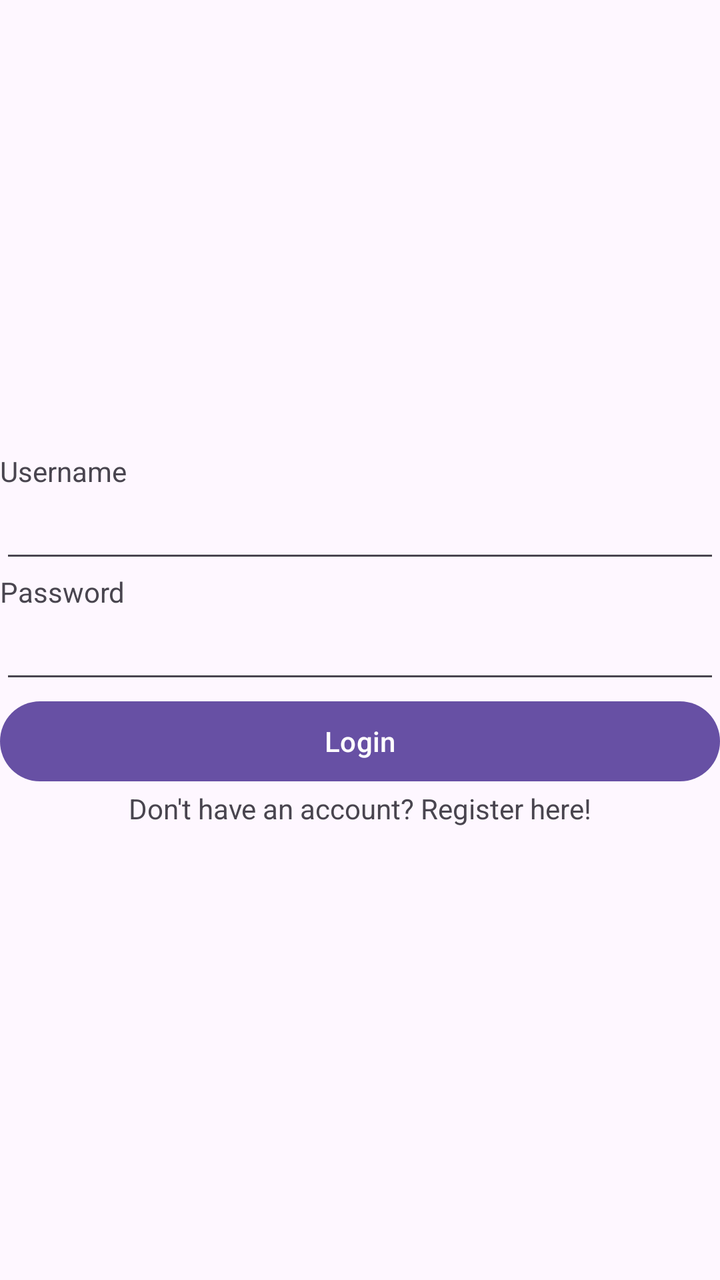
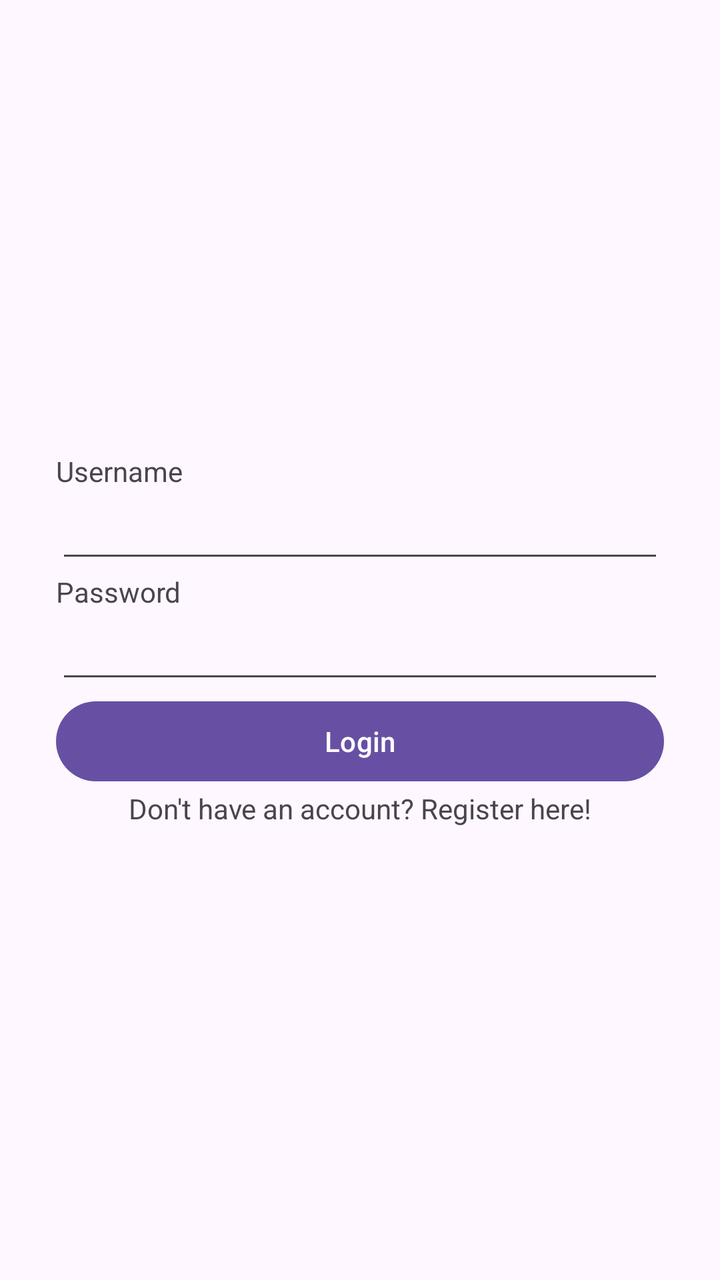

The first picture is an Android layout as it rendered before a commit; the second is the same layout after the commit. The layout source and the unified diff follow.
<!-- AndroidManifest.xml: application theme Theme.Karflex -->
<!-- res/layout/activity_login.xml -->
<?xml version="1.0" encoding="utf-8"?>
<LinearLayout xmlns:android="http://schemas.android.com/apk/res/android"
    android:layout_width="match_parent"
    android:layout_height="match_parent"
    android:orientation="vertical"
    android:gravity="center"
    android:layout_margin="28sp"
    >

    <TextView
        android:layout_width="wrap_content"
        android:layout_height="wrap_content"
        android:text="Username"
        android:layout_gravity="left"/>
    <EditText
        android:id="@+id/usernameET"
        android:layout_width="match_parent"
        android:layout_height="wrap_content"
        android:inputType="text"/>

    <TextView
        android:layout_width="wrap_content"
        android:layout_height="wrap_content"
        android:text="Password"
        android:layout_gravity="left"/>

    <EditText
        android:id="@+id/passwordET"
        android:layout_width="match_parent"
        android:layout_height="wrap_content"
        android:inputType="textPassword" />

    <Button
        android:layout_width="match_parent"
        android:layout_height="wrap_content"
        android:text="Login"/>

    <TextView
        android:layout_width="wrap_content"
        android:layout_height="wrap_content"
        android:text="Don't have an account? Register here!"/>


</LinearLayout>
<!-- resources referenced by this layout -->
<resources>
  <style name="Theme.Karflex" parent="Base.Theme.Karflex" />
  <style name="Base.Theme.Karflex" parent="Theme.Material3.DayNight.NoActionBar">
          
          
      </style>
</resources>

<!-- the commit's change to res/layout/activity_login.xml (unified diff, before → after) -->
@@ -1,11 +1,14 @@
 <?xml version="1.0" encoding="utf-8"?>
 <LinearLayout xmlns:android="http://schemas.android.com/apk/res/android"
+    xmlns:app="http://schemas.android.com/apk/res-auto"
+    xmlns:tools="http://schemas.android.com/tools"
+    android:id="@+id/main"
     android:layout_width="match_parent"
     android:layout_height="match_parent"
+    tools:context=".LoginActivity"
     android:orientation="vertical"
     android:gravity="center"
-    android:layout_margin="28sp"
-    >
+    android:padding="28sp">
 
     <TextView
         android:layout_width="wrap_content"
@@ -31,11 +34,13 @@
         android:inputType="textPassword" />
 
     <Button
+        android:id="@+id/loginBtn"
         android:layout_width="match_parent"
         android:layout_height="wrap_content"
         android:text="Login"/>
 
     <TextView
+        android:id="@+id/registerTV"
         android:layout_width="wrap_content"
         android:layout_height="wrap_content"
         android:text="Don't have an account? Register here!"/>
